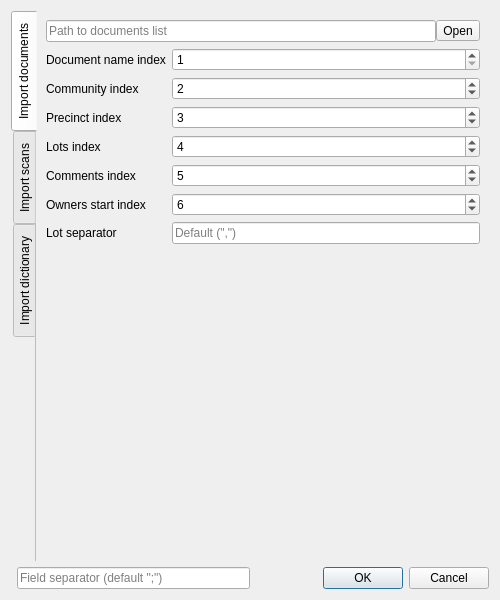
Above: importdialog.ui from Kuszki/MultimapAWZ before the change. Below: the same form after it.
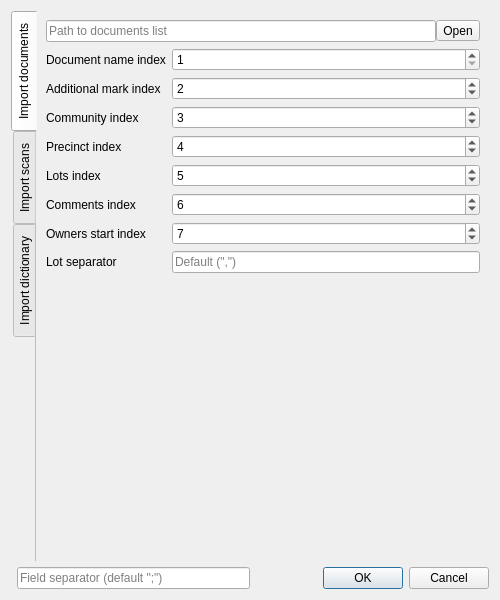
That is the form after the change. Icons and pictures are not drawn.

```diff
--- a/importdialog.ui
+++ b/importdialog.ui
@@ -58,13 +58,23 @@
        <string>Import documents</string>
       </attribute>
       <layout class="QGridLayout" name="docsTabLayout">
-       <item row="1" column="0">
-        <widget class="QLabel" name="docNameLabel">
+       <item row="4" column="0">
+        <widget class="QLabel" name="docPrecinctLabel">
          <property name="text">
-          <string>Document name index</string>
+          <string>Precinct index</string>
          </property>
          <property name="buddy">
-          <cstring>docNameSpin</cstring>
+          <cstring>docPrecinctSpin</cstring>
+         </property>
+        </widget>
+       </item>
+       <item row="7" column="1">
+        <widget class="QSpinBox" name="docOwnerSpin">
+         <property name="minimum">
+          <number>1</number>
+         </property>
+         <property name="value">
+          <number>7</number>
          </property>
         </widget>
        </item>
@@ -96,48 +106,8 @@
          </item>
         </layout>
        </item>
-       <item row="3" column="0">
-        <widget class="QLabel" name="docPrecinctLabel">
-         <property name="text">
-          <string>Precinct index</string>
-         </property>
-         <property name="buddy">
-          <cstring>docPrecinctSpin</cstring>
-         </property>
-        </widget>
-       </item>
-       <item row="5" column="1">
-        <widget class="QSpinBox" name="docCommentSpin">
-         <property name="minimum">
-          <number>1</number>
-         </property>
-         <property name="value">
-          <number>5</number>
-         </property>
-        </widget>
-       </item>
-       <item row="2" column="1">
-        <widget class="QSpinBox" name="docCommunitySpin">
-         <property name="minimum">
-          <number>1</number>
-         </property>
-         <property name="value">
-          <number>2</number>
-         </property>
-        </widget>
-       </item>
-       <item row="5" column="0">
-        <widget class="QLabel" name="docCommentLabel">
-         <property name="text">
-          <string>Comments index</string>
-         </property>
-         <property name="buddy">
-          <cstring>docCommentSpin</cstring>
-         </property>
-        </widget>
-       </item>
        <item row="6" column="1">
-        <widget class="QSpinBox" name="docOwnerSpin">
+        <widget class="QSpinBox" name="docCommentSpin">
          <property name="minimum">
           <number>1</number>
          </property>
@@ -146,54 +116,7 @@
          </property>
         </widget>
        </item>
-       <item row="2" column="0">
-        <widget class="QLabel" name="docCommunityLabel">
-         <property name="text">
-          <string>Community index</string>
-         </property>
-         <property name="buddy">
-          <cstring>docCommunitySpin</cstring>
-         </property>
-        </widget>
-       </item>
-       <item row="4" column="1">
-        <widget class="QSpinBox" name="docLootSpin">
-         <property name="minimum">
-          <number>1</number>
-         </property>
-         <property name="value">
-          <number>4</number>
-         </property>
-        </widget>
-       </item>
-       <item row="1" column="1">
-        <widget class="QSpinBox" name="docNameSpin">
-         <property name="minimum">
-          <number>1</number>
-         </property>
-        </widget>
-       </item>
-       <item row="4" column="0">
-        <widget class="QLabel" name="docLotLabel">
-         <property name="text">
-          <string>Lots index</string>
-         </property>
-         <property name="buddy">
-          <cstring>docLootSpin</cstring>
-         </property>
-        </widget>
-       </item>
-       <item row="3" column="1">
-        <widget class="QSpinBox" name="docPrecinctSpin">
-         <property name="minimum">
-          <number>1</number>
-         </property>
-         <property name="value">
-          <number>3</number>
-         </property>
-        </widget>
-       </item>
-       <item row="6" column="0">
+       <item row="7" column="0">
         <widget class="QLabel" name="docOwnerLabel">
          <property name="text">
           <string>Owners start index</string>
@@ -203,7 +126,24 @@
          </property>
         </widget>
        </item>
-       <item row="7" column="0">
+       <item row="1" column="1">
+        <widget class="QSpinBox" name="docNameSpin">
+         <property name="minimum">
+          <number>1</number>
+         </property>
+        </widget>
+       </item>
+       <item row="4" column="1">
+        <widget class="QSpinBox" name="docPrecinctSpin">
+         <property name="minimum">
+          <number>1</number>
+         </property>
+         <property name="value">
+          <number>4</number>
+         </property>
+        </widget>
+       </item>
+       <item row="8" column="0">
         <widget class="QLabel" name="lseparatorLabel">
          <property name="text">
           <string>Lot separator</string>
@@ -213,7 +153,27 @@
          </property>
         </widget>
        </item>
-       <item row="7" column="1">
+       <item row="3" column="1">
+        <widget class="QSpinBox" name="docCommunitySpin">
+         <property name="minimum">
+          <number>1</number>
+         </property>
+         <property name="value">
+          <number>3</number>
+         </property>
+        </widget>
+       </item>
+       <item row="3" column="0">
+        <widget class="QLabel" name="docCommunityLabel">
+         <property name="text">
+          <string>Community index</string>
+         </property>
+         <property name="buddy">
+          <cstring>docCommunitySpin</cstring>
+         </property>
+        </widget>
+       </item>
+       <item row="8" column="1">
         <widget class="QLineEdit" name="lseparatorEdit">
          <property name="placeholderText">
           <string>Default (&quot;,&quot;)</string>
@@ -223,7 +183,47 @@
          </property>
         </widget>
        </item>
-       <item row="8" column="0" colspan="2">
+       <item row="6" column="0">
+        <widget class="QLabel" name="docCommentLabel">
+         <property name="text">
+          <string>Comments index</string>
+         </property>
+         <property name="buddy">
+          <cstring>docCommentSpin</cstring>
+         </property>
+        </widget>
+       </item>
+       <item row="5" column="1">
+        <widget class="QSpinBox" name="docLootSpin">
+         <property name="minimum">
+          <number>1</number>
+         </property>
+         <property name="value">
+          <number>5</number>
+         </property>
+        </widget>
+       </item>
+       <item row="5" column="0">
+        <widget class="QLabel" name="docLotLabel">
+         <property name="text">
+          <string>Lots index</string>
+         </property>
+         <property name="buddy">
+          <cstring>docLootSpin</cstring>
+         </property>
+        </widget>
+       </item>
+       <item row="1" column="0">
+        <widget class="QLabel" name="docNameLabel">
+         <property name="text">
+          <string>Document name index</string>
+         </property>
+         <property name="buddy">
+          <cstring>docNameSpin</cstring>
+         </property>
+        </widget>
+       </item>
+       <item row="9" column="0" colspan="2">
         <spacer name="docVerticalSpacer">
          <property name="orientation">
           <enum>Qt::Vertical</enum>
@@ -236,6 +236,26 @@
          </property>
         </spacer>
        </item>
+       <item row="2" column="0">
+        <widget class="QLabel" name="docMarkLabel">
+         <property name="text">
+          <string>Additional mark index</string>
+         </property>
+         <property name="buddy">
+          <cstring>docMarkSpin</cstring>
+         </property>
+        </widget>
+       </item>
+       <item row="2" column="1">
+        <widget class="QSpinBox" name="docMarkSpin">
+         <property name="minimum">
+          <number>1</number>
+         </property>
+         <property name="value">
+          <number>2</number>
+         </property>
+        </widget>
+       </item>
       </layout>
      </widget>
      <widget class="QWidget" name="filesTab">
```
Left out of the diff: 29 changed lines with no effect on the pictures.
